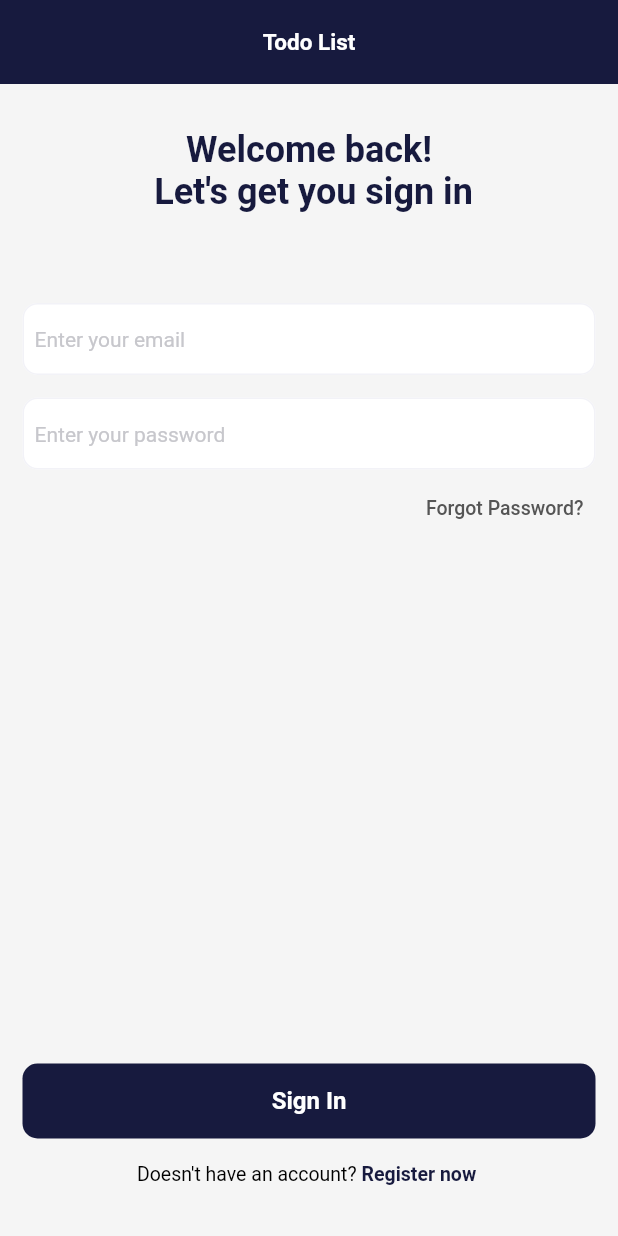
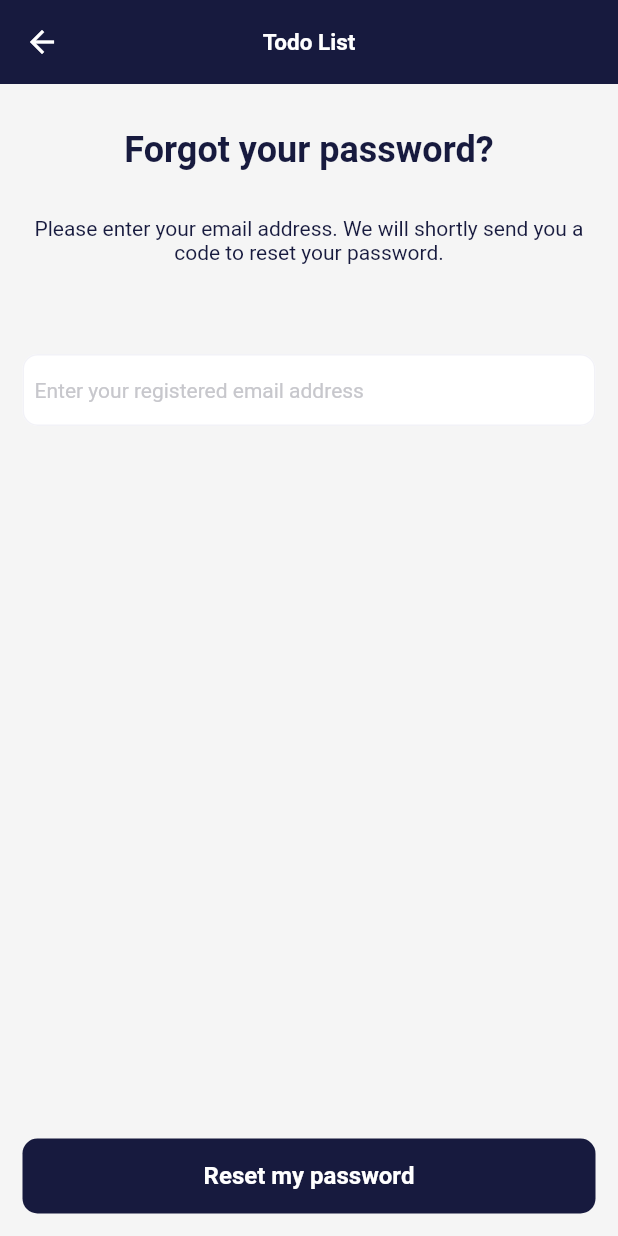
Before and after one commit to Vyzion-Innovation/Todo-list-with-flutter, a Flutter app: the screen it shows after launch, after a tap on "Forgot Password?", on a phone screen of 412 x 824 dp. Run offline on Flutter 3.47's test engine with Material 2 defaults, Android fonts, the phone set to English and light mode, and no system bars; Roboto replaces fonts that are missing (poppoins).

Commit message:
Implement Forget Screen UI

```diff
--- /dev/null
+++ b/lib/AuthModule/forgotPasswordScreen.dart
@@ -0,0 +1,136 @@
+import 'package:flutter/material.dart';
+import '../CustomWidgets/constant_widgets.dart';
+import '../CustomWidgets/customTextField.dart';
+import '../CustomWidgets/custom_app_bar.dart';
+import '../Utils/Validator.dart';
+import '../Utils/app_strings.dart';
+import '../Utils/validation_strings.dart';
+
+class ForgotPasswordScreen extends StatefulWidget {
+  const ForgotPasswordScreen({Key? key}) : super(key: key);
+  @override
+  State<ForgotPasswordScreen> createState() => _ForgotPasswordScreenState();
+}
+
+class _ForgotPasswordScreenState extends State<ForgotPasswordScreen> {
+  get child => null;
+  final _formKey = GlobalKey<FormState>();
+
+  TextEditingController mailTextEditCTR = TextEditingController();
+
+  @override
+  Widget build(BuildContext context) {
+    return Scaffold(
+        appBar: CustomAppBar(
+          backButton: true,
+          backButtonText: false,
+          text: navigationText,
+          actions: [],
+          fontText: 15,
+          onTap: () => {Navigator.pop(context)},
+        ),
+        backgroundColor: const Color(0xffF5F5F5),
+        body: SafeArea(
+          child: Stack(
+            children: [
+              SingleChildScrollView(
+                child: Form(
+                  key: _formKey,
+                  child: Column(
+                    crossAxisAlignment: CrossAxisAlignment.center,
+                    mainAxisAlignment: MainAxisAlignment.center,
+                    children: [
+                      const Padding(
+                        padding: EdgeInsets.only(top: 30),
+                        child: Align(
+                            alignment: Alignment.center,
+                            child: Text(
+                              forgetTitle,
+                              textAlign: TextAlign.center,
+                              style: TextStyle(
+                                fontSize: 24,
+                                fontWeight: FontWeight.w700,
+                                color: Color(0xff171A3E),
+                              ),
+                            )),
+                      ),
+                      const Padding(
+                        padding: EdgeInsets.only(top: 30, left: 15, right: 15),
+                        child: Align(
+                            alignment: Alignment.center,
+                            child: Text(
+                              forgotSubHeader,
+                              textAlign: TextAlign.center,
+                              style: TextStyle(
+                                fontSize: 14,
+                                fontWeight: FontWeight.w400,
+                                color: Color(0xff171A3E),
+                              ),
+                            )),
+                      ),
+                      Padding(
+                        padding: const EdgeInsets.only(top: 30),
+                        child: Column(
+                          crossAxisAlignment: CrossAxisAlignment.start,
+                          // ignore: prefer_const_literals_to_create_immutables
+                          children: [
+                            Padding(
+                              padding: const EdgeInsets.only(
+                                  top: 30, left: 15, right: 15),
+                              child: CustomTextField(
+                                hintText: emailForgotHint,
+                                controller: mailTextEditCTR,
+                                labelText: "",
+                                fillColor: Colors.white,
+                                obscureText: false,
+                                suffixVisibility: false,
+                                Vertical: 8,
+                                input: TextInputType.emailAddress,
+                                borderSide:
+                                    const BorderSide(color: Color(0xffF2F2F7)),
+                                validator: (val) {
+                                  return Validator.validateEmail(
+                                      val ?? "", emailReq, emailValid);
+                                },
+                              ),
+                            ),
+                          ],
+                        ),
+                      ),
+                    ],
+                  ),
+                ),
+              ),
+              Align(
+                alignment: Alignment.bottomCenter,
+                child: Padding(
+                  padding:
+                      const EdgeInsets.only(left: 15, right: 15, bottom: 15),
+                  child: Container(
+                    height: 50,
+                    width: MediaQuery.of(context).size.width,
+                    decoration: BoxDecoration(
+                        color: const Color(0xff171A3E),
+                        borderRadius: BorderRadius.circular(10)),
+                    child: TextButton(
+                      onPressed: () {
+                        if (_formKey.currentState!.validate()) {}
+                      },
+                      child: const Text(
+                        restMyPassword,
+                        // textAlign: TextAlign.right,
+                        style: TextStyle(
+                          fontWeight: FontWeight.w600,
+                          fontSize: 16,
+                          color: Colors.white,
+                        ),
+                      ),
+                    ),
+                  ),
+                ),
+              ),
+            ],
+          ),
+        ));
+  }
+}
--- a/lib/AuthModule/login_view.dart
+++ b/lib/AuthModule/login_view.dart
@@ -2,6 +2,7 @@ import 'dart:io';
 
 import 'package:flutter/gestures.dart';
 import 'package:flutter/material.dart';
+import 'package:to_do_list/AuthModule/forgotPasswordScreen.dart';
 
 import '../CustomWidgets/constant_widgets.dart';
 import '../CustomWidgets/customTextField.dart';
@@ -114,10 +115,11 @@ class _LoginViewState extends State<LoginView> {
                                 child: TextButton(
                                   onPressed: () {
                                     // ignore: todo
-                                    // Navigator.push(
-                                    //     context,
-                                    //     MaterialPageRoute(
-                                    //         builder: (_) => const ForgetPasswordView()));
+                                    Navigator.push(
+                                        context,
+                                        MaterialPageRoute(
+                                            builder: (_) =>
+                                                const ForgotPasswordScreen()));
                                   },
                                   child: const Align(
                                     alignment: Alignment.topRight,
--- a/lib/AuthModule/register_view.dart
+++ b/lib/AuthModule/register_view.dart
@@ -1,9 +1,5 @@
-import 'dart:io';
-
-import 'package:flutter/gestures.dart';
 import 'package:flutter/material.dart';
 
-import '../CustomWidgets/constant_widgets.dart';
 import '../CustomWidgets/customTextField.dart';
 import '../CustomWidgets/custom_app_bar.dart';
 import '../Utils/Validator.dart';
@@ -99,7 +95,7 @@ class _RegisterViewState extends State<RegisterView> {
                                 obscureText: false,
                                 MaxLine: 1,
                                 suffixVisibility: false,
-                                icon: new Image.asset(
+                                icon: Image.asset(
                                   "assets/png/arrow.png",
                                   width: 15,
                                   height: 15,
--- a/lib/CustomWidgets/customTextField.dart
+++ b/lib/CustomWidgets/customTextField.dart
@@ -1,7 +1,7 @@
-import 'package:flutter/gestures.dart';
 import 'package:flutter/material.dart';
 import 'package:flutter/services.dart';
 
+// ignore: must_be_immutable
 class CustomTextField extends StatefulWidget {
   final String? labelText;
   final String? hintText;
--- a/lib/CustomWidgets/custom_app_bar.dart
+++ b/lib/CustomWidgets/custom_app_bar.dart
@@ -27,52 +27,19 @@ class CustomAppBar extends StatelessWidget implements PreferredSizeWidget {
   @override
   Widget build(BuildContext context) {
     return AppBar(
+      centerTitle: true,
       backgroundColor: Color(0xff171A3E),
+      leading: backButton ? const BackButton(color: Colors.white) : null,
       elevation: 0,
       actions: actions,
-      automaticallyImplyLeading: true,
-      leadingWidth: 50,
-      leading: backButton
-          ? InkWell(
-              onTap: onTap,
-              child: Row(
-                children: [
-                  const SizedBox(
-                    width: 5,
-                  ),
-                  Padding(
-                    padding: const EdgeInsets.only(left: 20),
-                    child: Image.asset(
-                      imageStr,
-                      height: 15,
-                      width: 15,
-                      color: Colors.white,
-                    ),
-                  ),
-                  const SizedBox(
-                    width: 3,
-                  ),
-                  Text(
-                    backButtonText == true ? back : "",
-                    style: const TextStyle(
-                      fontSize: 15,
-                      fontWeight: FontWeight.w500,
-                      color: Color(0xff004545),
-                    ),
-                  )
-                ],
-              ))
-          : null,
-      title: Align(
-          alignment: Alignment.center,
-          child: Text(
+      title: Text(
         text,
         style: TextStyle(
           fontSize: fontText,
           fontWeight: FontWeight.w700,
           color: Colors.white,
         ),
-          )),
+      ),
     );
   }
 
--- a/lib/Utils/Validator.dart
+++ b/lib/Utils/Validator.dart
@@ -108,9 +108,7 @@ class Validator {
   // }
 
   static bool isNumeric(String str) {
-    try {
-      var value = double.parse(str);
-    } on FormatException {
+    try {} on FormatException {
       return false;
     } finally {
       return true;
--- a/lib/Utils/app_strings.dart
+++ b/lib/Utils/app_strings.dart
@@ -3,13 +3,17 @@ const passwordStr = 'Enter your password';
 const nameStr = 'Enter your full name';
 const selectProfile = 'Select your profile';
 const reenterPwd = 'Re-enter your password';
-
 const navigationText = "Todo List";
 const loginitle = "Welcome back! \n Let's get you sign in";
 const signUpTitle = "Let's get you registered";
 const forgotPwd = "Forgot Password?";
 const signIn = "Sign In";
 const register = "Register";
+const forgetTitle = 'Forgot your password?';
+const emailForgotHint = 'Enter your registered email address';
+const forgotSubHeader =
+    'Please enter your email address. We will shortly send you a code to reset your password.';
+const restMyPassword = 'Reset my password';
 
 const signFB = "Sign in with Facebook";
 const signgoogle = "Sign in with Google";
--- a/lib/main.dart
+++ b/lib/main.dart
@@ -1,5 +1,4 @@
 import 'package:flutter/material.dart';
-import 'package:to_do_list/AuthModule/login_view.dart';
 import 'package:to_do_list/routes/routes.dart';
 import 'package:to_do_list/routes/routes_name.dart';
 
```
Also changed, not shown: 10 other files. Lines whose indentation alone changed are shown as unchanged.
